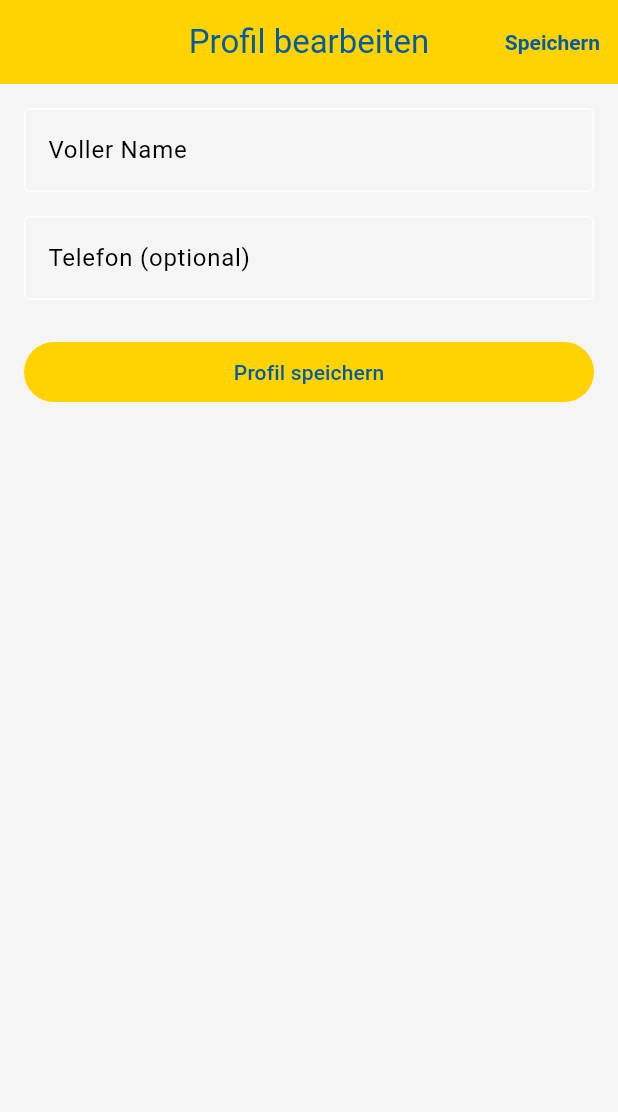
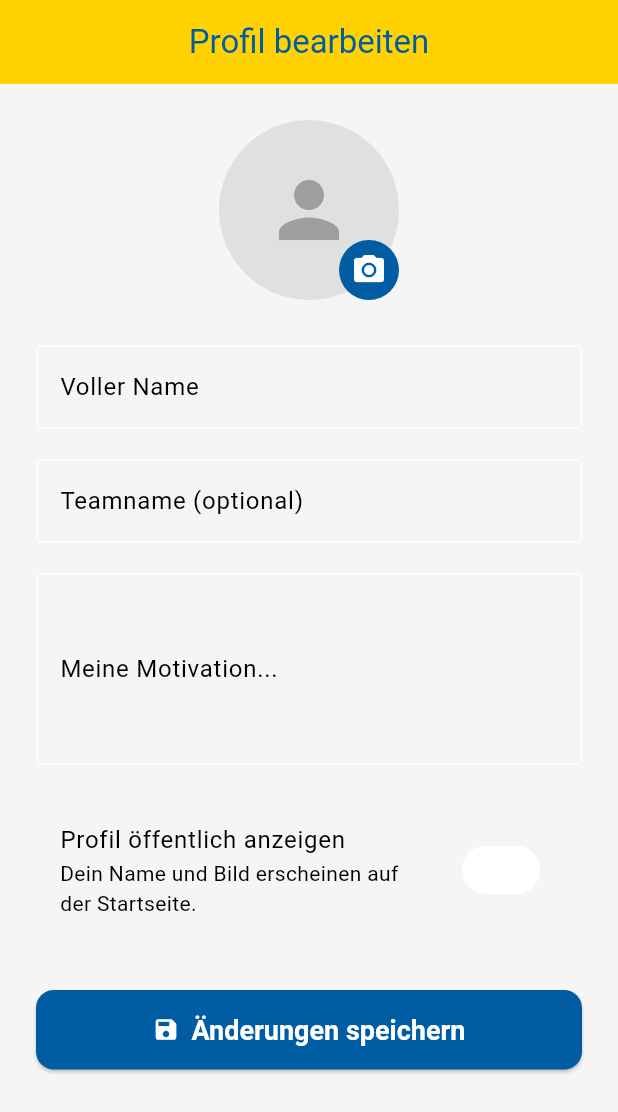
Before and after one commit to Wybaergler/sponsorenlauf-app, a Flutter app: the screen it shows once a user with an empty profile is signed in, on a phone screen of 412 x 824 dp. Shown: the top 1112 px of the screen. Run offline on Flutter 3.47's test engine with Material 3 defaults, Android fonts, the phone set to English and light mode, and no system bars; our stand-ins replace cloud_firestore, firebase_auth, firebase_core, firebase_storage, image_picker; accounts and stored records are empty.

```diff
--- a/lib/pages/edit_profile_page.dart
+++ b/lib/pages/edit_profile_page.dart
@@ -1,7 +1,10 @@
-import 'package:flutter/material.dart';
+import 'dart:typed_data';
 import 'package:cloud_firestore/cloud_firestore.dart';
 import 'package:firebase_auth/firebase_auth.dart';
-import 'package:sponsorenlauf_app/pages/runner_dashboard_page.dart';
+import 'package:firebase_storage/firebase_storage.dart';
+import 'package:flutter/material.dart';
+import 'package:image_picker/image_picker.dart';
+import 'package:image/image.dart' as img;
 
 class EditProfilePage extends StatefulWidget {
   static const routeName = '/edit_profile';
@@ -12,125 +15,173 @@ class EditProfilePage extends StatefulWidget {
 }
 
 class _EditProfilePageState extends State<EditProfilePage> {
-  final _formKey = GlobalKey<FormState>();
-  final _nameCtrl = TextEditingController();
-  final _phoneCtrl = TextEditingController();
-  bool _loading = true;
-  bool _saving = false;
+  final _nameController = TextEditingController();
+  final _teamNameController = TextEditingController();
+  final _motivationController = TextEditingController();
+  final _currentUser = FirebaseAuth.instance.currentUser;
+
+  bool _isLoading = true;
+  bool _isPublic = true;
+  String _profileImageUrl = '';
+  Uint8List? _selectedImageBytes;
 
   @override
   void initState() {
     super.initState();
-    _loadExisting();
+    _loadUserData();
   }
 
-  Future<void> _loadExisting() async {
+  Future<void> _loadUserData() async {
+    if (_currentUser == null) return;
     try {
-      final user = FirebaseAuth.instance.currentUser!;
-      final doc = await FirebaseFirestore.instance.collection('users').doc(user.uid).get();
-      final data = doc.data();
-      if (data != null) {
-        _nameCtrl.text = (data['displayName'] ?? '').toString();
-        _phoneCtrl.text = (data['phone'] ?? '').toString();
+      // HIER '!' ENTFERNT
+      final doc = await FirebaseFirestore.instance.collection("Laufer").doc(_currentUser.uid).get();
+      if (doc.exists && mounted) {
+        final data = doc.data()!;
+        setState(() {
+          _nameController.text = data['name'] ?? '';
+          _teamNameController.text = data['teamName'] ?? '';
+          _motivationController.text = data['motivation'] ?? '';
+          _isPublic = data['isPublic'] ?? true;
+          _profileImageUrl = data['profileImageUrl'] ?? '';
+          _isLoading = false;
+        });
       } else {
-        // Vorbelegung aus Auth (falls gesetzt)
-        _nameCtrl.text = user.displayName ?? '';
+        if (mounted) setState(() => _isLoading = false);
       }
-    } catch (_) {
-      // still friendly UI
-    } finally {
-      if (mounted) setState(() => _loading = false);
+    } catch (e) {
+      if (mounted) setState(() => _isLoading = false);
     }
   }
 
-  Future<void> _save() async {
-    if (!_formKey.currentState!.validate()) return;
-    setState(() => _saving = true);
+  Future<void> _pickImage() async {
+    final picker = ImagePicker();
+    final pickedFile = await picker.pickImage(source: ImageSource.gallery);
+    if (pickedFile == null) return;
+
+    final bytes = await pickedFile.readAsBytes();
+    img.Image? image = img.decodeImage(bytes);
+    if (image == null) return;
+
+    img.Image resizedImage = img.copyResize(image, width: 800);
+    final compressedBytes = Uint8List.fromList(img.encodeJpg(resizedImage, quality: 85));
+
+    if (mounted) {
+      setState(() {
+        _selectedImageBytes = compressedBytes;
+      });
+    }
+  }
+
+  Future<void> _saveProfile() async {
+    if (_currentUser == null) return;
+    if (_nameController.text.trim().isEmpty) {
+      ScaffoldMessenger.of(context).showSnackBar(const SnackBar(content: Text("Der Name darf nicht leer sein.")));
+      return;
+    }
+
+    showDialog(context: context, builder: (context) => const Center(child: CircularProgressIndicator()));
+
+    String newImageUrl = _profileImageUrl;
 
     try {
-      final user = FirebaseAuth.instance.currentUser!;
-      await FirebaseFirestore.instance.collection('users').doc(user.uid).set({
-        'displayName': _nameCtrl.text.trim(),
-        'phone': _phoneCtrl.text.trim(),
-        'isProfileComplete': true,
-        'updatedAt': FieldValue.serverTimestamp(),
-      }, SetOptions(merge: true));
+      if (_selectedImageBytes != null) {
+        // HIER '!' ENTFERNT
+        final ref = FirebaseStorage.instance.ref().child('profile_images').child(_currentUser.uid);
+        await ref.putData(_selectedImageBytes!);
+        newImageUrl = await ref.getDownloadURL();
+      }
 
-      if (!mounted) return;
-      // Nach Speichern: Stack leeren → Dashboard
-      Navigator.of(context).pushAndRemoveUntil(
-        MaterialPageRoute(builder: (_) => const RunnerDashboardPage()),
-            (route) => false,
-      );
+      // HIER '!' ENTFERNT
+      await FirebaseFirestore.instance.collection("Laufer").doc(_currentUser.uid).update({
+        'name': _nameController.text.trim(),
+        'teamName': _teamNameController.text.trim(),
+        'motivation': _motivationController.text.trim(),
+        'isPublic': _isPublic,
+        'profileImageUrl': newImageUrl,
+      });
+
+      if (mounted) {
+        Navigator.pop(context); // Ladekreis
+        ScaffoldMessenger.of(context).showSnackBar(const SnackBar(content: Text("Profil erfolgreich gespeichert!")));
+        Navigator.pop(context); // Zurück zur Profilseite
+      }
     } catch (e) {
-      if (!mounted) return;
-      ScaffoldMessenger.of(context).showSnackBar(
-        SnackBar(content: Text('Speichern fehlgeschlagen: $e')),
-      );
-    } finally {
-      if (mounted) setState(() => _saving = false);
+      if (mounted) {
+        Navigator.pop(context); // Ladekreis
+        ScaffoldMessenger.of(context).showSnackBar(SnackBar(content: Text("Fehler beim Speichern: $e")));
+      }
     }
   }
 
   @override
   void dispose() {
-    _nameCtrl.dispose();
-    _phoneCtrl.dispose();
+    _nameController.dispose();
+    _teamNameController.dispose();
+    _motivationController.dispose();
     super.dispose();
   }
 
   @override
   Widget build(BuildContext context) {
-    if (_loading) {
-      return const Scaffold(
-        body: Center(child: CircularProgressIndicator()),
-      );
+    ImageProvider? backgroundImage;
+    if (_selectedImageBytes != null) {
+      backgroundImage = MemoryImage(_selectedImageBytes!);
+    } else if (_profileImageUrl.isNotEmpty) {
+      backgroundImage = NetworkImage(_profileImageUrl);
     }
 
     return Scaffold(
-      appBar: AppBar(
-        title: const Text('Profil bearbeiten'),
-        actions: [
-          TextButton(
-            onPressed: _saving ? null : _save,
-            child: _saving
-                ? const SizedBox(height: 18, width: 18, child: CircularProgressIndicator(strokeWidth: 2))
-                : const Text('Speichern'),
+      appBar: AppBar(title: const Text("Profil bearbeiten")),
+      body: _isLoading
+          ? const Center(child: CircularProgressIndicator())
+          : ListView(
+        padding: const EdgeInsets.all(24.0),
+        children: [
+          Center(
+            child: Stack(
+              children: [
+                CircleAvatar(
+                  radius: 60,
+                  backgroundColor: Colors.grey[300],
+                  backgroundImage: backgroundImage,
+                  child: backgroundImage == null ? const Icon(Icons.person, size: 60, color: Colors.grey) : null,
+                ),
+                Positioned(
+                  bottom: 0, right: 0,
+                  child: CircleAvatar(
+                    backgroundColor: Theme.of(context).colorScheme.secondary,
+                    child: IconButton(icon: const Icon(Icons.camera_alt, color: Colors.white), onPressed: _pickImage),
+                  ),
+                )
+              ],
+            ),
           ),
+          const SizedBox(height: 30),
+          TextField(controller: _nameController, decoration: const InputDecoration(labelText: "Voller Name")),
+          const SizedBox(height: 20),
+          TextField(controller: _teamNameController, decoration: const InputDecoration(labelText: "Teamname (optional)")),
+          const SizedBox(height: 20),
+          TextField(controller: _motivationController, decoration: const InputDecoration(labelText: "Meine Motivation..."), maxLines: 4),
+          const SizedBox(height: 30),
+          SwitchListTile(
+            title: const Text("Profil öffentlich anzeigen"),
+            subtitle: const Text("Dein Name und Bild erscheinen auf der Startseite."),
+            value: _isPublic,
+            onChanged: (bool value) => setState(() => _isPublic = value),
+            activeColor: Theme.of(context).colorScheme.secondary,
+          ),
+          const SizedBox(height: 40),
+          ElevatedButton.icon(
+            onPressed: _saveProfile,
+            icon: const Icon(Icons.save),
+            label: const Text("Änderungen speichern"),
+            style: ElevatedButton.styleFrom(
+                backgroundColor: Theme.of(context).colorScheme.secondary,
+                foregroundColor: Colors.white,
+                padding: const EdgeInsets.symmetric(vertical: 16)),
+          )
         ],
-      ),
-      body: SafeArea(
-        child: Form(
-          key: _formKey,
-          child: ListView(
-            padding: const EdgeInsets.all(16),
-            children: [
-              TextFormField(
-                controller: _nameCtrl,
-                decoration: const InputDecoration(
-                  labelText: 'Voller Name',
-                  hintText: 'z. B. Max Muster',
-                ),
-                textInputAction: TextInputAction.next,
-                validator: (v) => (v == null || v.trim().isEmpty) ? 'Bitte Namen angeben' : null,
-              ),
-              const SizedBox(height: 16),
-              TextFormField(
-                controller: _phoneCtrl,
-                decoration: const InputDecoration(
-                  labelText: 'Telefon (optional)',
-                  hintText: '+41 79 123 45 67',
-                ),
-                keyboardType: TextInputType.phone,
-              ),
-              const SizedBox(height: 24),
-              FilledButton(
-                onPressed: _saving ? null : _save,
-                child: const Text('Profil speichern'),
-              ),
-            ],
-          ),
-        ),
       ),
     );
   }
```
